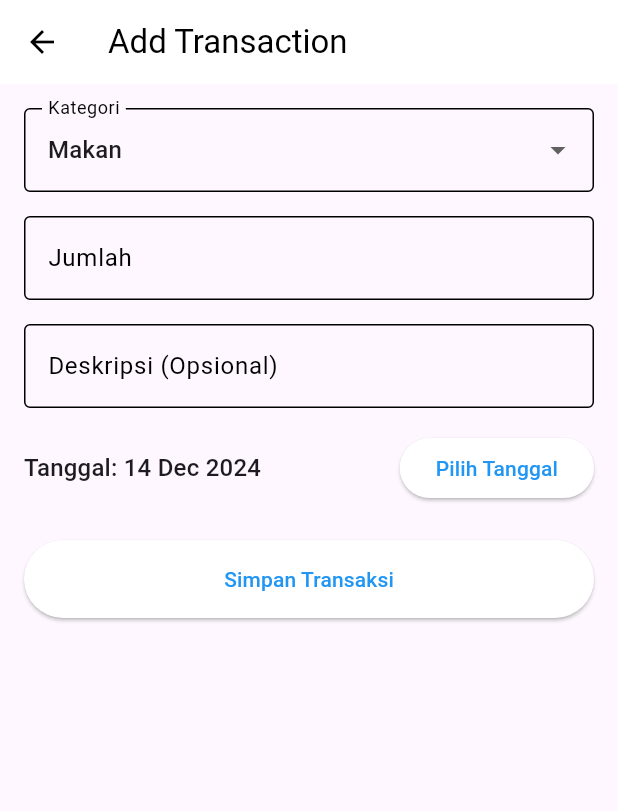
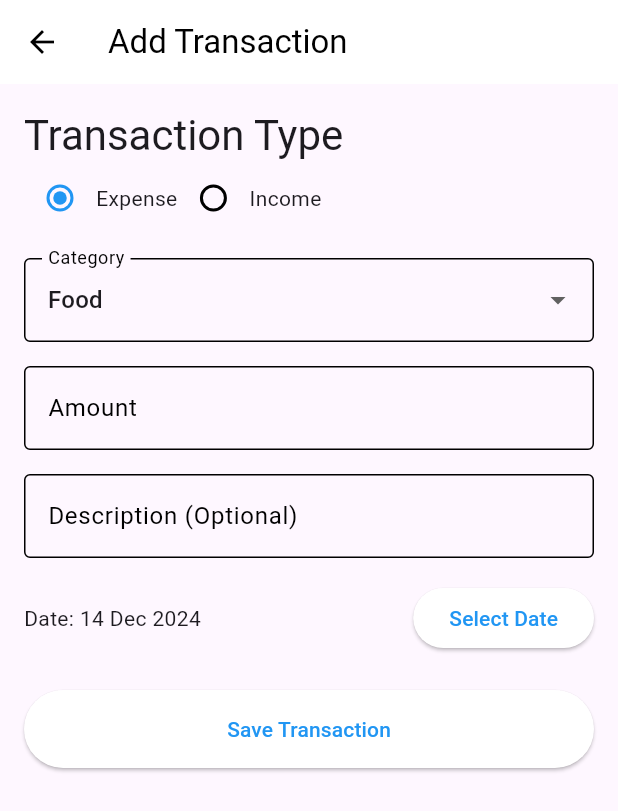
Before and after one commit to JLs3103/DSA, a Flutter app: the AddTransactionScreen screen opened by its route, on a phone screen of 412 x 824 dp. Shown: the top 811 px of the screen. Run offline on Flutter 3.47's test engine with Material 3 defaults, Android fonts, the phone set to English and light mode, and no system bars; our stand-ins replace hive, hive_flutter, syncfusion_flutter_charts; accounts and stored records are empty.

Commit message:
Add Income and Expense

```diff
--- a/lib/screens/add_transaction_screen.dart
+++ b/lib/screens/add_transaction_screen.dart
@@ -12,15 +12,21 @@
 
 class _AddTransactionScreenState extends State<AddTransactionScreen> {
   final _formKey = GlobalKey<FormState>();
-  final _categories = [
-    'Makan', 'Transportasi', 'Belanja',
-    'Hiburan', 'Pendidikan', 'Kesehatan'
+  final _expenseCategories = [
+    'Food', 'Transportation', 'Shopping',
+    'Entertainment', 'Education', 'Health'
   ];
 
-  String _selectedCategory = 'Makan';
+  final _incomeCategories = [
+    'Salary', 'Business', 'Investment',
+    'Gift', 'Freelance', 'Other'
+  ];
+
+  String _selectedCategory = 'Food';
   double _amount = 0.0;
   String _description = '';
   DateTime _selectedDate = DateTime.now();
+  String _transactionType = 'Expense'; // Default to Expense
 
   @override
   Widget build(BuildContext context) {
@@ -36,18 +42,53 @@
             child: Column(
               crossAxisAlignment: CrossAxisAlignment.stretch,
               children: [
+                // Transaction Type Selection
+                Text('Transaction Type', style: Theme.of(context).textTheme.headlineMedium),
+                Row(
+                  mainAxisAlignment: MainAxisAlignment.start,
+                  children: [
+                    Radio<String>(
+                      value: 'Expense',
+                      groupValue: _transactionType,
+                      onChanged: (value) {
+                        setState(() {
+                          _transactionType = value!;
+                          _selectedCategory = _expenseCategories[0]; // Reset to first category
+                        });
+                      },
+                    ),
+                    Text('Expense'),
+                    Radio<String>(
+                      value: 'Income',
+                      groupValue: _transactionType,
+                      onChanged: (value) {
+                        setState(() {
+                          _transactionType = value!;
+                          _selectedCategory = _incomeCategories[0]; // Reset to first category
+                        });
+                      },
+                    ),
+                    Text('Income'),
+                  ],
+                ),
+                SizedBox(height: 16),
+
+                // Category Selection
                 DropdownButtonFormField<String>(
-                  value: _selectedCategory,
+                  value: _transactionType == 'Expense' ? _selectedCategory : _incomeCategories[0],
                   decoration: InputDecoration(
-                    labelText: 'Kategori',
+                    labelText: 'Category',
                     border: OutlineInputBorder(),
                   ),
-                  items: _categories
-                      .map((category) => DropdownMenuItem(
+                  items: _transactionType == 'Expense'
+                      ? _expenseCategories.map((category) => DropdownMenuItem(
                             value: category,
                             child: Text(category),
-                          ))
-                      .toList(),
+                          )).toList()
+                      : _incomeCategories.map((category) => DropdownMenuItem(
+                            value: category,
+                            child: Text(category),
+                          )).toList(),
                   onChanged: (value) {
                     setState(() {
                       _selectedCategory = value!;
@@ -55,20 +96,22 @@
                   },
                 ),
                 SizedBox(height: 16),
+
+                // Amount Input
                 TextFormField(
                   decoration: InputDecoration(
-                    labelText: 'Jumlah',
+                    labelText: 'Amount',
                     prefixText: 'Rp ',
                     border: OutlineInputBorder(),
                   ),
                   keyboardType: TextInputType.number,
                   validator: (value) {
                     if (value == null || value.isEmpty) {
-                      return 'Masukkan jumlah';
+                      return 'Please enter an amount';
                     }
                     final amount = double.tryParse(value);
                     if (amount == null || amount <= 0) {
-                      return 'Jumlah harus lebih besar dari nol';
+                      return 'Amount must be greater than zero';
                     }
                     return null;
                   },
@@ -77,9 +120,11 @@
                   },
                 ),
                 SizedBox(height: 16),
+
+                // Description Input
                 TextFormField(
                   decoration: InputDecoration(
-                    labelText: 'Deskripsi (Opsional)',
+                    labelText: 'Description (Optional)',
                     border: OutlineInputBorder(),
                   ),
                   onSaved: (value) {
@@ -87,27 +132,31 @@
                   },
                 ),
                 SizedBox(height: 16),
+
+                // Date Selection
                 Row(
                   children: [
                     Expanded(
                       child: Text(
-                        'Tanggal: ${DateFormat('dd MMM yyyy').format(_selectedDate)}',
-                        style: Theme.of(context).textTheme.titleMedium,
+                        'Date: ${DateFormat('dd MMM yyyy').format(_selectedDate)}',
+                        style: Theme.of(context).textTheme.bodyMedium,
                       ),
                     ),
                     ElevatedButton(
                       onPressed: _pickDate,
-                      child: Text('Pilih Tanggal'),
+                      child: Text('Select Date'),
                     ),
                   ],
                 ),
-                SizedBox(height: 24),
+ SizedBox(height: 24),
+
+                // Submit Button
                 ElevatedButton(
                   onPressed: _submitTransaction,
                   style: ElevatedButton.styleFrom(
                     padding: EdgeInsets.symmetric(vertical: 16),
                   ),
-                  child: Text('Simpan Transaksi'),
+                  child: Text('Save Transaction'),
                 ),
               ],
             ),
@@ -122,7 +171,7 @@
       context: context,
       initialDate: _selectedDate,
       firstDate: DateTime(2020),
-      lastDate: DateTime.now(),
+      lastDate: DateTime.now().add(Duration(days: 365)), // Allow future dates
     );
 
     if (pickedDate != null && pickedDate != _selectedDate) {
@@ -149,7 +198,7 @@
 
         ScaffoldMessenger.of(context).showSnackBar(
           SnackBar(
-            content: Text('Transaksi berhasil ditambahkan'),
+            content: Text('Transaction added successfully'),
             backgroundColor: Colors.green,
           ),
         );
@@ -158,7 +207,7 @@
       } catch (e) {
         ScaffoldMessenger.of(context).showSnackBar(
           SnackBar(
-            content: Text('Gagal menambahkan transaksi: ${e.toString()}'),
+            content: Text('Failed to add transaction: ${e.toString()}'),
             backgroundColor: Colors.red,
           ),
         );
```
